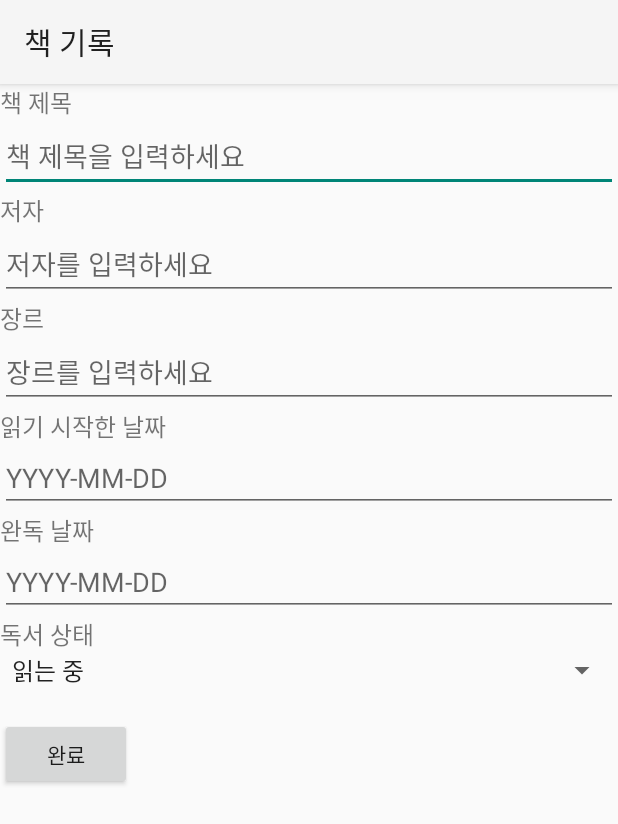
After one commit to Bookcord-Mobile-Programming/Follow-the-Book-Path, an Android app: the bookRecordActivity screen opened directly, with no data from a screen before it, on a phone screen of 412 x 824 dp. The commit adds this screen. Shown: the top 824 px of the screen. Run offline under Robolectric (Android 15) with nearby library versions, the phone set to English and light mode, and no system bars; 1 statement that could not run was skipped.

Commit message:
책 기록 페이지, 데이터베이스 클래스 생성

```diff
--- a/app/src/main/AndroidManifest.xml
+++ b/app/src/main/AndroidManifest.xml
@@ -21,6 +21,8 @@
                 <category android:name="android.intent.category.LAUNCHER" />
             </intent-filter>
         </activity>
+        <activity android:name=".bookRecordActivity" />
+
     </application>
 
 </manifest>
--- /dev/null
+++ b/app/src/main/java/com/example/follow_the_book_path/bookRecordActivity.java
@@ -0,0 +1,134 @@
+package com.example.follow_the_book_path;
+
+import android.content.Intent;
+import android.database.Cursor;
+import android.database.sqlite.SQLiteDatabase;
+import android.os.Bundle;
+import android.view.View;
+import android.widget.ArrayAdapter;
+import android.widget.Button;
+import android.widget.EditText;
+import android.widget.Spinner;
+import android.widget.Toast;
+
+import androidx.appcompat.app.AppCompatActivity;
+
+public class bookRecordActivity extends AppCompatActivity {
+
+    EditText edtBookName, edtAuthor, edtGenre, edtStartDate, edtEndDate;
+    Spinner spinnerStatus;
+    Button btnBookRecord;
+
+    SQLiteDatabase db;
+    DatabaseHelper dbHelper;
+
+    int userId;
+    int bookId = -1; // 기존 책의 여부 판단 (-1이면 신규 등록)
+    String[] statusOptions = {"읽는 중", "완독", "중단"};
+
+    @Override
+    protected void onCreate(Bundle savedInstanceState) {
+        super.onCreate(savedInstanceState);
+        setContentView(R.layout.activity_book_record);
+        setTitle("책 기록");
+
+        //UI 초기화
+        edtBookName = findViewById(R.id.edtBookName);
+        edtAuthor = findViewById(R.id.edtAuthor);
+        edtGenre = findViewById(R.id.edtGenre);
+        edtStartDate = findViewById(R.id.edtStartDate);
+        edtEndDate = findViewById(R.id.edtEndDate);
+        spinnerStatus = findViewById(R.id.spinnerStatus);
+        btnBookRecord = findViewById(R.id.btnBookRecord);
+
+        // 데이터베이스 연결
+        dbHelper = new DatabaseHelper(this);
+        db = dbHelper.getWritableDatabase();
+
+        // Spinner 초기화
+        ArrayAdapter<String> adapter = new ArrayAdapter<>(this, android.R.layout.simple_spinner_item, statusOptions);
+        adapter.setDropDownViewResource(android.R.layout.simple_spinner_dropdown_item);
+        spinnerStatus.setAdapter(adapter);
+
+
+        // 인텐트 받기 (책 정보가 있다면 북아이디, 유저아이디)
+        // 북아이디 있으면 상세 내용 바로 뜨기, 없으면 (신규 책 등록) 모두 빈칸
+        Intent inIntent = getIntent();
+        userId = inIntent.getIntExtra("userId", -1);
+
+        if (userId == -1) {
+            // userId가 없으면 에러
+            Toast.makeText(this, "유저 정보가 없습니다.", Toast.LENGTH_SHORT).show();
+            finish();
+            return;
+        }
+
+        bookId = inIntent.getIntExtra("bookId", -1);
+        if (bookId != -1) { // 기존 책이면 데이터 불러오기
+            loadBookData(bookId);
+        }
+
+        btnBookRecord.setOnClickListener(new View.OnClickListener() {
+            @Override
+            public void onClick(View view) {
+                saveBookData();
+            }
+        });
+    }
+
+    // 기존 책 정보 불러오기
+    private void loadBookData(int bookId) {
+        Cursor cursor = db.rawQuery("SELECT * FROM book WHERE bookId = ?", new String[]{String.valueOf(bookId)});
+
+        if (cursor.moveToFirst()) {
+            edtBookName.setText(cursor.getString(cursor.getColumnIndexOrThrow("bookName")));
+            edtAuthor.setText(cursor.getString(cursor.getColumnIndexOrThrow("author")));
+            edtGenre.setText(cursor.getString(cursor.getColumnIndexOrThrow("genre")));
+            edtStartDate.setText(cursor.getString(cursor.getColumnIndexOrThrow("startDate")));
+            edtEndDate.setText(cursor.getString(cursor.getColumnIndexOrThrow("endDate")));
+            String status = cursor.getString(cursor.getColumnIndexOrThrow("status"));
+
+            // Spinner에서 선택된 상태 설정
+            for (int i = 0; i < statusOptions.length; i++) {
+                if (statusOptions[i].equals(status)) {
+                    spinnerStatus.setSelection(i);
+                    break;
+                }
+            }
+        }
+        cursor.close();
+    }
+
+    // 책 정보 저장하기
+    private void saveBookData() {
+        String bookName = edtBookName.getText().toString();
+        String author = edtAuthor.getText().toString();
+        String genre = edtGenre.getText().toString();
+        String startDate = edtStartDate.getText().toString();
+        String endDate = edtEndDate.getText().toString();
+        String status = spinnerStatus.getSelectedItem().toString();
+
+        if (bookName.isEmpty() || author.isEmpty()) {
+            Toast.makeText(this, "책 제목과 저자는 필수 입력 항목입니다.", Toast.LENGTH_SHORT).show();
+            return;
+        }
+        if (bookId == -1) { // 신규 등록
+            db.execSQL("INSERT INTO book (bookName, author, genre, startDate, endDate, status, userId) VALUES (?, ?, ?, ?, ?, ?, ?)",
+                    new Object[]{bookName, author, genre, startDate, endDate, status, userId});
+            Toast.makeText(this, "책이 추가되었습니다.", Toast.LENGTH_SHORT).show();
+        } else { // 수정
+            db.execSQL("UPDATE book SET bookName=?, author=?, genre=?, startDate=?, endDate=?, status=? WHERE bookid=?",
+                    new Object[]{bookName, author, genre, startDate, endDate, status, bookId});
+            Toast.makeText(this, "책이 수정되었습니다.", Toast.LENGTH_SHORT).show();
+        }
+
+        // 인텐트 반환
+        Intent outIntent = new Intent(getApplicationContext(),
+                MainActivity.class);
+        outIntent.putExtra("result", "success");
+        setResult(RESULT_OK, outIntent);
+        finish(); // 액티비티 종료
+
+    }
+
+}
--- /dev/null
+++ b/app/src/main/res/layout/activity_book_record.xml
@@ -0,0 +1,107 @@
+<?xml version="1.0" encoding="utf-8"?>
+<LinearLayout xmlns:android="http://schemas.android.com/apk/res/android"
+    android:orientation="vertical"
+    android:layout_width="match_parent"
+    android:layout_height="match_parent">
+
+<!--    책 제목 입력 필드-->
+    <TextView
+        android:id="@+id/txtBookName"
+        android:layout_width="wrap_content"
+        android:layout_height="wrap_content"
+        android:text="책 제목"
+        android:textSize="16dp" />
+
+    <EditText
+        android:id="@+id/edtBookName"
+        android:layout_width="match_parent"
+        android:layout_height="wrap_content"
+        android:hint="책 제목을 입력하세요"
+        android:inputType="text" />
+
+<!--    저자 입력 필드-->
+    <TextView
+        android:id="@+id/txtAuthor"
+        android:layout_width="wrap_content"
+        android:layout_height="wrap_content"
+        android:text="저자"
+        android:textSize="16dp" />
+
+    <EditText
+        android:id="@+id/edtAuthor"
+        android:layout_width="match_parent"
+        android:layout_height="wrap_content"
+        android:hint="저자를 입력하세요"
+        android:inputType="text" />
+
+<!--    장르 입력 필드-->
+    <TextView
+        android:id="@+id/txtGenre"
+        android:layout_width="wrap_content"
+        android:layout_height="wrap_content"
+        android:text="장르"
+        android:textSize="16dp" />
+
+    <EditText
+        android:id="@+id/edtGenre"
+        android:layout_width="match_parent"
+        android:layout_height="wrap_content"
+        android:hint="장르를 입력하세요"
+        android:inputType="text" />
+
+<!--    읽기 시작한 날짜 입력 필드-->
+    <TextView
+        android:id="@+id/txtStartDate"
+        android:layout_width="wrap_content"
+        android:layout_height="wrap_content"
+        android:text="읽기 시작한 날짜"
+        android:textSize="16dp" />
+
+    <EditText
+        android:id="@+id/edtStartDate"
+        android:layout_width="match_parent"
+        android:layout_height="wrap_content"
+        android:hint="YYYY-MM-DD"
+        android:inputType="date" />
+
+<!--    완독날짜 입력 필드-->
+    <TextView
+        android:id="@+id/txtEndDate"
+        android:layout_width="wrap_content"
+        android:layout_height="wrap_content"
+        android:text="완독 날짜"
+        android:textSize="16dp" />
+
+    <EditText
+        android:id="@+id/edtEndDate"
+        android:layout_width="match_parent"
+        android:layout_height="wrap_content"
+        android:hint="YYYY-MM-DD"
+        android:inputType="date" />
+
+<!--    독서 상태-->
+    <TextView
+        android:id="@+id/txtStatus"
+        android:layout_width="wrap_content"
+        android:layout_height="wrap_content"
+        android:text="독서 상태"
+        android:textSize="16dp" />
+
+    <Spinner
+        android:id="@+id/spinnerStatus"
+        android:layout_width="match_parent"
+        android:layout_height="wrap_content" />
+
+<!--    총 독서 시간 (타이머에서 불러오는건가)-->
+
+<!--    완료 버튼-->
+    <Button
+        android:id="@+id/btnBookRecord"
+        android:layout_width="wrap_content"
+        android:layout_height="wrap_content"
+        android:text="완료"
+        android:layout_marginTop="20dp" />
+
+<!--    독서 메모 (따로 뺀다면 안 넣어도 될듯?)-->
+
+</LinearLayout>
--- a/app/src/main/res/values/themes.xml
+++ b/app/src/main/res/values/themes.xml
@@ -1,6 +1,6 @@
 <resources xmlns:tools="http://schemas.android.com/tools">
     <!-- Base application theme. -->
-    <style name="Base.Theme.FollowtheBookPath" parent="Theme.Material3.DayNight.NoActionBar">
+    <style name="Base.Theme.FollowtheBookPath" parent="Theme.AppCompat.Light">
         <!-- Customize your light theme here. -->
         <!-- <item name="colorPrimary">@color/my_light_primary</item> -->
     </style>
```
Also changed, not shown: app/src/main/java/com/example/follow_the_book_path/DatabaseHelper.java (added, +90 -0 lines), app/src/main/java/com/example/follow_the_book_path/MainActivity.java (+44 -1 lines), app/src/main/res/layout/activity_main.xml (+16 -2 lines).
